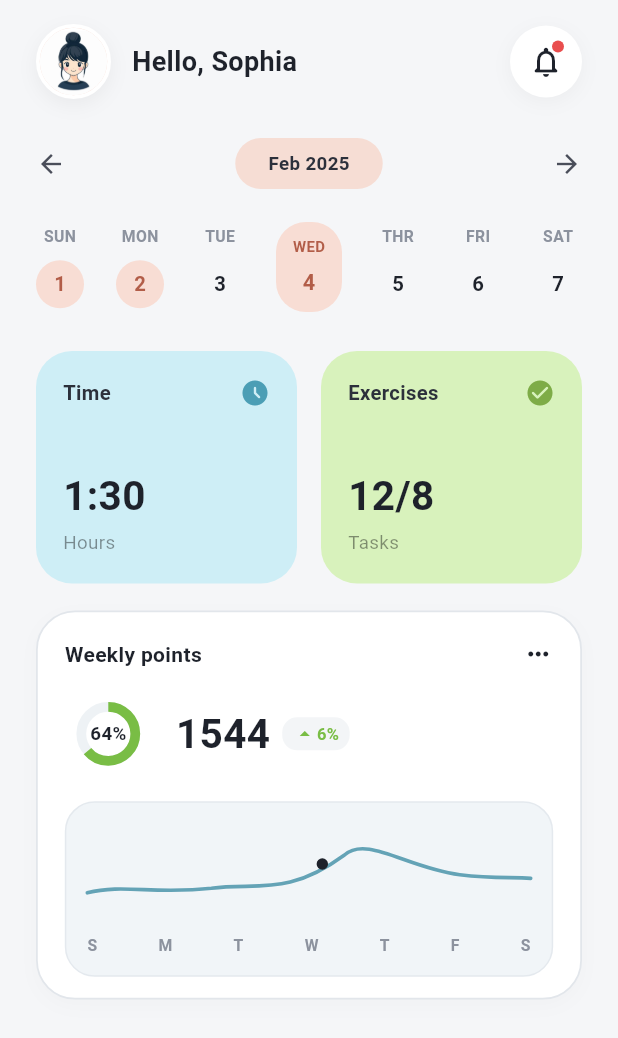
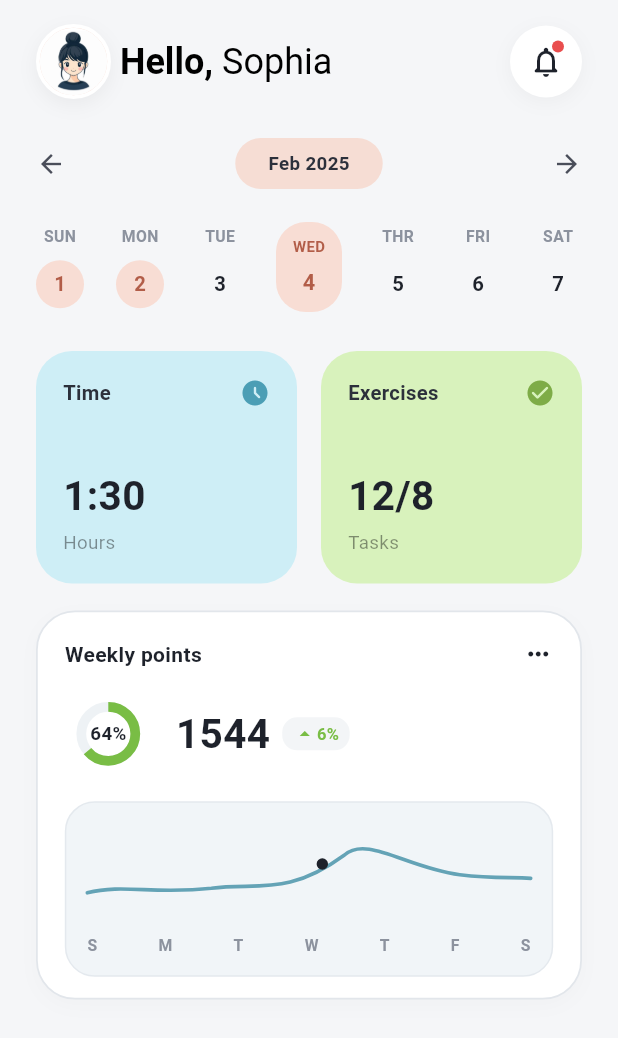
Before and after one commit to KIRUTHIKA-POOSAMY/flutter-challenge, a Flutter app: the screen it shows after launch, on a phone screen of 412 x 824 dp. Shown: the top 1038 px of the screen. Run offline on Flutter 3.47's test engine with Material 3 defaults, Android fonts, the phone set to English and light mode, and no system bars.

Commit message:
Update UI text Styling

```diff
--- a/day2/lib/main.dart
+++ b/day2/lib/main.dart
@@ -63,13 +63,26 @@ class DayTwoScreen extends StatelessWidget {
                           ),
                         ),
                       ),
-                      const SizedBox(width: 14),
-                      const Text(
-                        "Hello, Sophia",
-                        style: TextStyle(
-                          fontSize: 18,
-                          fontWeight: FontWeight.w700,
-                          color: Color(0xFF1E222B),
+                      RichText(
+                        text: TextSpan(
+                          children: [
+                            TextSpan(
+                              text: ' Hello, ',
+                              style: TextStyle(
+                                fontSize: 24,
+                                fontWeight: FontWeight.bold,
+                                color: Colors.black,
+                              ),
+                            ),
+                            TextSpan(
+                              text: 'Sophia',
+                              style: TextStyle(
+                                fontSize: 24,
+                                fontWeight: FontWeight.normal,
+                                color: Colors.black,
+                              ),
+                            ),
+                          ],
                         ),
                       ),
                     ],
```
